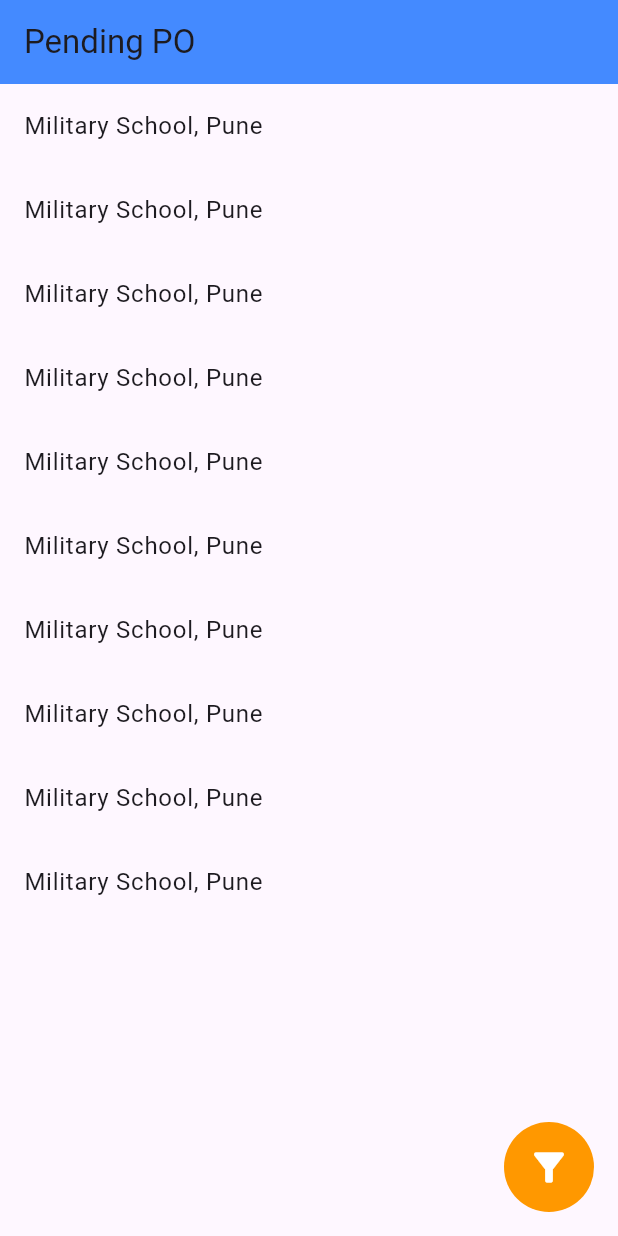
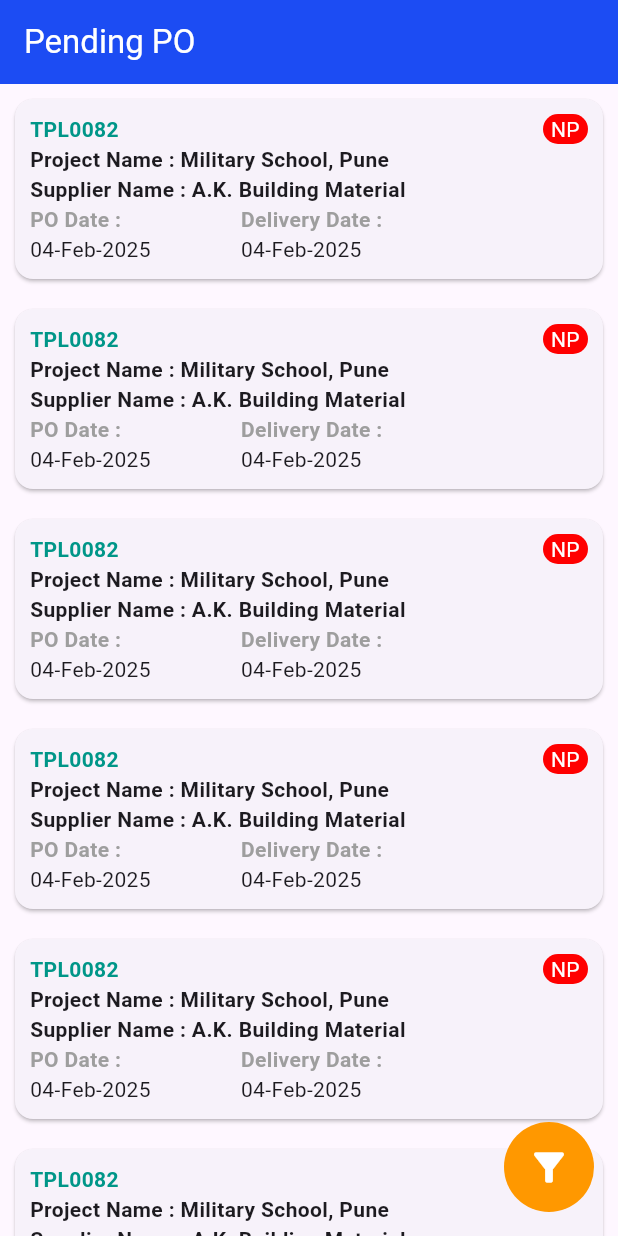
Before and after one commit to AtharvaParadkar/construction_list, a Flutter app: the screen it shows after launch, on a phone screen of 412 x 824 dp. Run offline on Flutter 3.47's test engine with Material 3 defaults, Android fonts, the phone set to English and light mode, and no system bars; our stand-ins replace bloc, flutter_bloc.

Commit message:
Add PendingPO List Card

```diff
--- a/lib/pending_po/ui/pending_po.dart
+++ b/lib/pending_po/ui/pending_po.dart
@@ -1,4 +1,5 @@
 import 'package:construction_application/pending_po/bloc/pending_po_bloc.dart';
+import 'package:construction_application/pending_po/ui/pending_po_list_card.dart';
 import 'package:flutter_bloc/flutter_bloc.dart';
 import 'package:flutter/material.dart';
 
@@ -22,8 +23,11 @@ class _PendingPoListState extends State<PendingPoList> {
   Widget build(BuildContext context) {
     return Scaffold(
       appBar: AppBar(
-        title: Text('Pending PO'),
-        backgroundColor: Colors.blueAccent,
+        title: Text(
+          'Pending PO',
+          style: TextStyle(color: Colors.white),
+        ),
+        backgroundColor: Color.fromARGB(255, 28, 76, 243),
       ),
       body: BlocBuilder<PendingPoBloc, PendingPoState>(
         bloc: poBloc,
@@ -36,13 +40,12 @@ class _PendingPoListState extends State<PendingPoList> {
             case const (PendingPoLoadedState):
               state as PendingPoLoadedState;
               return ListView.builder(
-                  itemCount: state.pendingPoList.length,
-                  itemBuilder: (context, index) {
-                    final poList = state.pendingPoList[index];
-                    return ListTile(
-                      title: Text(poList.projectName),
-                    );
-                  });
+                itemCount: state.pendingPoList.length,
+                itemBuilder: (context, index) {
+                  final poList = state.pendingPoList[index];
+                  return PendingPoListCard(poList: poList);
+                },
+              );
             case const (PendingPoFailureState):
               state as PendingPoFailureState;
               return Center(child: Text(state.error));
--- /dev/null
+++ b/lib/pending_po/ui/pending_po_list_card.dart
@@ -0,0 +1,89 @@
+import 'package:construction_application/pending_po/model/pending_po_model.dart';
+import 'package:flutter/material.dart';
+
+class PendingPoListCard extends StatelessWidget {
+  const PendingPoListCard({super.key, required this.poList});
+
+  final PendingPoModel poList;
+
+  @override
+  Widget build(BuildContext context) {
+    return Card(
+      margin: EdgeInsets.all(10),
+      child: Padding(
+        padding: const EdgeInsets.all(10),
+        child: Column(
+          crossAxisAlignment: CrossAxisAlignment.start,
+          children: [
+            Row(
+              children: [
+                Text(
+                  poList.projectId,
+                  style: TextStyle(
+                    color: Colors.teal,
+                    fontWeight: FontWeight.bold,
+                  ),
+                ),
+                Spacer(),
+                Container(
+                  width: 30,
+                  height: 20,
+                  decoration: BoxDecoration(
+                    color: Color.fromARGB(255, 255, 0, 0),
+                    borderRadius: BorderRadius.circular(10),
+                  ),
+                  child: Text(
+                    'NP',
+                    textAlign: TextAlign.center,
+                    style: TextStyle(
+                      color: Colors.white,
+                    ),
+                  ),
+                ),
+              ],
+            ),
+            Text(
+              'Project Name : ${poList.projectName}',
+              style: TextStyle(fontWeight: FontWeight.bold),
+            ),
+            Text(
+              'Supplier Name : ${poList.supplierName}',
+              style: TextStyle(fontWeight: FontWeight.bold),
+            ),
+            Row(
+              spacing: 60,
+              children: [
+                Column(
+                  crossAxisAlignment: CrossAxisAlignment.start,
+                  children: [
+                    Text(
+                      'PO Date :',
+                      style: TextStyle(
+                        color: Colors.grey,
+                        fontWeight: FontWeight.bold,
+                      ),
+                    ),
+                    Text(poList.poDate),
+                  ],
+                ),
+                Column(
+                  crossAxisAlignment: CrossAxisAlignment.start,
+                  children: [
+                    Text(
+                      'Delivery Date :',
+                      style: TextStyle(
+                        color: Colors.grey,
+                        fontWeight: FontWeight.bold,
+                      ),
+                    ),
+                    Text(poList.deliveryDate),
+                  ],
+                ),
+              ],
+            ),
+          ],
+        ),
+      ),
+    );
+  }
+}
```
